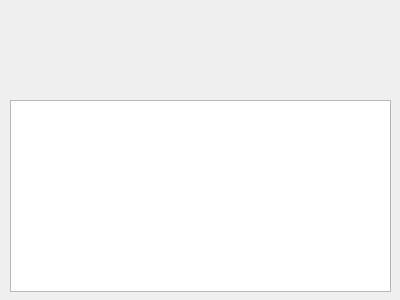
This is main.ui in vsham05/coffee as Qt 5 draws it before an edit. The edited form follows.
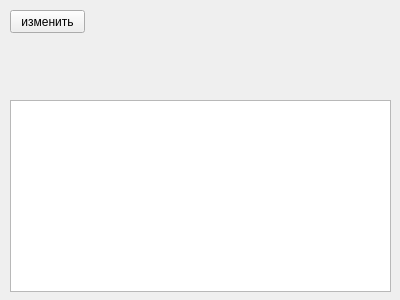
This is the edited form.

Commit message: change and put data involved

```diff
--- a/main.ui
+++ b/main.ui
@@ -23,6 +23,19 @@
     </rect>
    </property>
   </widget>
+  <widget class="QPushButton" name="change_btn">
+   <property name="geometry">
+    <rect>
+     <x>10</x>
+     <y>10</y>
+     <width>75</width>
+     <height>23</height>
+    </rect>
+   </property>
+   <property name="text">
+    <string>изменить</string>
+   </property>
+  </widget>
  </widget>
  <resources/>
  <connections/>
```
The commit also changes 2 other files.
